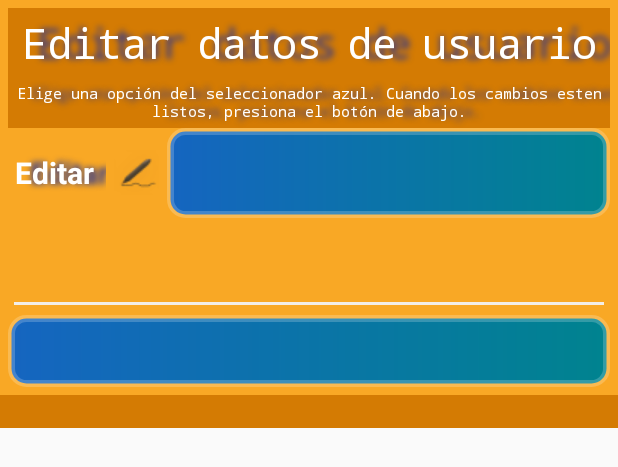
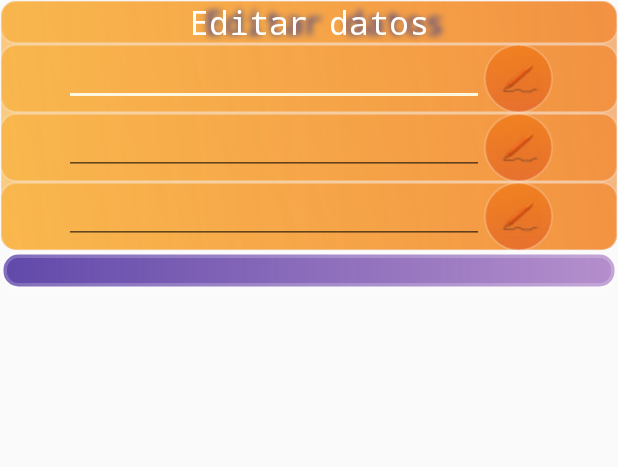
Before and after one commit to lizardiOmar/DersarrolloMovil2021, an Android app: the layout fragment_editar_datos.xml on its own in the app's theme, with its tools: preview values and no code run, on a phone screen of 412 x 824 dp. Shown: the top 467 px of the screen. Run offline under Robolectric (Android 15) with nearby library versions, the phone set to English and light mode, and no system bars; Roboto replaces fonts that are not available here.

Commit message:
Add files via upload

```diff
--- a/AlphaBbasket/app/src/main/res/drawable/btn.xml
+++ b/AlphaBbasket/app/src/main/res/drawable/btn.xml
@@ -1,6 +1,6 @@
 <?xml version="1.0" encoding="utf-8"?>
 <shape xmlns:android="http://schemas.android.com/apk/res/android" >
-    <stroke android:width="4dp" android:color="#33ffffff" />
-    <corners android:radius="50dp" />
-    <gradient android:angle="-90" android:startColor="#D84315" android:endColor="#F9A825" />
+    <stroke android:width="1dp" android:color="#33ffffff" />
+    <corners android:radius="25dp" />
+    <gradient android:angle="-90" android:startColor="#86EF6C00" android:endColor="#77D84315" />
 </shape>
--- a/AlphaBbasket/app/src/main/res/drawable/layout_orange.xml
+++ b/AlphaBbasket/app/src/main/res/drawable/layout_orange.xml
@@ -2,5 +2,5 @@
 <shape xmlns:android="http://schemas.android.com/apk/res/android">
     <stroke android:width="1dp" android:color="#46F2F0F3" />
     <corners android:radius="10dp" />
-    <gradient android:angle="45" android:startColor="#F9A825" android:endColor="#EF6C00" />
+    <gradient android:angle="45" android:startColor="#90F9A825" android:endColor="#7CEF6C00" />
 </shape>
--- a/AlphaBbasket/app/src/main/res/drawable/morado_gradient.xml
+++ b/AlphaBbasket/app/src/main/res/drawable/morado_gradient.xml
@@ -2,5 +2,5 @@
 <shape xmlns:android="http://schemas.android.com/apk/res/android">
     <stroke android:width="2pt" android:color="#33ffffff" />
     <corners android:radius="10dp" />
-    <gradient android:angle="180" android:startColor="#00838F" android:endColor="#1565C0" />
+    <gradient android:angle="180" android:startColor="#7A6A1B9A" android:endColor="#6149AA" />
 </shape>
--- a/AlphaBbasket/app/src/main/res/layout/fragment_editar_datos.xml
+++ b/AlphaBbasket/app/src/main/res/layout/fragment_editar_datos.xml
@@ -7,9 +7,8 @@
 
     <LinearLayout
         android:id="@+id/linearLayoutFragment"
-        android:layout_width="wrap_content"
-        android:layout_height="wrap_content"
-        android:background="#F9A825"
+        android:layout_width="match_parent"
+        android:layout_height="match_parent"
         android:gravity="center"
         android:orientation="vertical"
         app:layout_constraintBottom_toBottomOf="parent"
@@ -20,140 +19,152 @@
         <LinearLayout
             android:layout_width="match_parent"
             android:layout_height="match_parent"
-            android:background="#F9A825"
+            android:background="@drawable/layout_orange"
             android:gravity="center"
-            android:orientation="vertical"
-            android:padding="5sp">
+            android:orientation="vertical">
 
             <TextView
                 android:layout_width="match_parent"
                 android:layout_height="wrap_content"
-                android:background="#F8F9A825"
-                android:backgroundTint="#D37A03"
+                android:background="@drawable/layout_orange"
                 android:fadingEdge="horizontal|vertical"
-                android:fontFamily="monospace"
-                android:gravity="center"
-                android:padding="4sp"
-                android:shadowColor="#283593"
-                android:shadowDx="15"
-                android:shadowRadius="5"
-                android:text="Editar datos de usuario"
-                android:textColor="#FFFFFF"
-                android:textSize="28sp" />
-
-            <TextView
-                android:id="@+id/Instrucción"
-                android:layout_width="match_parent"
-                android:layout_height="wrap_content"
-                android:background="#F8F9A825"
-                android:backgroundTint="#D37A03"
-                android:fadingEdge="horizontal|vertical"
-                android:fontFamily="monospace"
-                android:gravity="center"
-                android:padding="4sp"
-                android:shadowColor="#283593"
-                android:shadowDx="15"
-                android:shadowRadius="5"
-                android:text="Elige una opción del seleccionador azul. Cuando los cambios esten listos, presiona el botón de abajo."
-                android:textColor="#FFFFFF"
-                android:textSize="10sp" />
-
-            <LinearLayout
-                android:layout_width="match_parent"
-                android:layout_height="60dp"
-                android:background="#F9A825"
-                android:gravity="center"
-                android:orientation="horizontal">
-
-                <TextView
-                    android:layout_width="wrap_content"
-                    android:layout_height="match_parent"
-                    android:fadingEdge="horizontal|vertical"
-                    android:fadingEdgeLength="10sp"
-                    android:gravity="center"
-                    android:padding="4sp"
-                    android:shadowColor="#283593"
-                    android:shadowDx="15"
-                    android:shadowRadius="5"
-                    android:text="Editar "
-                    android:textColor="#FFFFFF"
-                    android:textSize="20dp"
-                    android:textStyle="bold" />
-
-                <ImageView
-                    android:id="@+id/imageView"
-                    android:layout_width="wrap_content"
-                    android:layout_height="wrap_content"
-                    android:padding="5sp"
-                    android:src="@drawable/editar_logo_small_30_off" />
-
-                <Spinner
-                    android:id="@+id/spinnerDatosCliente"
-                    android:layout_width="match_parent"
-                    android:layout_height="match_parent"
-                    android:background="@drawable/morado_gradient"
-                    android:shadowColor="#283593"
-                    android:shadowDx="15"
-                    android:shadowRadius="5"
-                    android:textAlignment="gravity"
-                    android:textColor="#FFFFFF"
-                    android:textSize="20dp"
-                    android:textStyle="bold" />
-            </LinearLayout>
-
-            <EditText
-                android:id="@+id/editTextDatoEditable"
-                android:layout_width="match_parent"
-                android:layout_height="wrap_content"
-                android:backgroundTint="#F3EEE7"
-                android:ems="10"
-                android:fadingEdge="vertical"
-                android:fadingEdgeLength="30sp"
-                android:fontFamily="monospace"
-                android:foregroundTint="#F9A825"
-                android:gravity="center"
-                android:padding="20sp"
-                android:paddingTop="10sp"
-                android:selectAllOnFocus="true"
-                android:shadowColor="#512DA8"
-                android:shadowDx="15"
-                android:shadowRadius="5"
-                android:singleLine="true"
-                android:textColor="#FFFFFF"
-                android:textColorHint="#F7EBEBEC"
-                android:textSize="18sp"
-                android:tooltipText='"Escribe el nuevo dato.' />
-
-            <Button
-                android:id="@+id/buttonGuardarCambio"
-                android:layout_width="match_parent"
-                android:layout_height="wrap_content"
-                android:background="@drawable/morado_gradient"
-                android:fadingEdge="horizontal|vertical"
-                android:fadingEdgeLength="10sp"
                 android:fontFamily="monospace"
                 android:gravity="center"
                 android:shadowColor="#283593"
                 android:shadowDx="15"
                 android:shadowRadius="5"
+                android:text="Editar datos"
                 android:textColor="#FFFFFF"
-                android:textSize="14sp" />
+                android:textSize="22sp"/>
+
+
+            <LinearLayout
+                android:layout_width="match_parent"
+                android:layout_height="wrap_content"
+                android:background="@drawable/layout_orange"
+                android:gravity="center"
+                android:layout_gravity="center"
+                android:orientation="horizontal">
+
+
+
+                <EditText
+                    android:id="@+id/editTextNombres"
+                    android:layout_width="wrap_content"
+                    android:layout_height="wrap_content"
+                    android:ems="20"
+                    android:fontFamily="monospace"
+                    android:gravity="center"
+                    android:selectAllOnFocus="true"
+                    android:singleLine="true"
+                    android:textColor="#FFFFFF"
+                    android:textColorHint="#F74D4D4E"
+                    android:textSize="12sp"
+                    android:maxLength="30"
+                    android:inputType="text"
+                    android:tooltipText='Escribe un nuevo nombre.' />
+                <ImageButton
+                    android:id="@+id/imageButtonNombres"
+                    android:layout_width="wrap_content"
+                    android:layout_height="wrap_content"
+                    android:background="@drawable/btn"
+                    android:fadingEdge="horizontal|vertical"
+                    android:fontFamily="monospace"
+                    android:gravity="center"
+                    android:padding="8sp"
+                    android:textColor="#FFFFFF"
+                    android:src="@drawable/editar_logo_small_30"/>
+
+            </LinearLayout>
+            <LinearLayout
+                android:layout_width="match_parent"
+                android:layout_height="wrap_content"
+                android:background="@drawable/layout_orange"
+                android:gravity="center"
+                android:layout_gravity="center"
+                android:orientation="horizontal">
+
+
+
+                <EditText
+                    android:id="@+id/editTextApellidos"
+                    android:layout_width="wrap_content"
+                    android:layout_height="wrap_content"
+                    android:ems="20"
+                    android:fontFamily="monospace"
+                    android:gravity="center"
+                    android:selectAllOnFocus="true"
+                    android:singleLine="true"
+                    android:textColor="#FFFFFF"
+                    android:textColorHint="#F74D4D4E"
+                    android:textSize="12sp"
+                    android:maxLength="30"
+                    android:inputType="text"
+                    android:tooltipText='Escribe un nuevo nombre.' />
+                <ImageButton
+                    android:id="@+id/imageButtonApellidos"
+                    android:layout_width="wrap_content"
+                    android:layout_height="wrap_content"
+                    android:background="@drawable/btn"
+                    android:fadingEdge="horizontal|vertical"
+                    android:fontFamily="monospace"
+                    android:gravity="center"
+                    android:padding="8sp"
+                    android:textColor="#FFFFFF"
+                    android:src="@drawable/editar_logo_small_30"/>
+
+            </LinearLayout>
+            <LinearLayout
+                android:layout_width="match_parent"
+                android:layout_height="wrap_content"
+                android:background="@drawable/layout_orange"
+                android:gravity="center"
+                android:layout_gravity="center"
+                android:orientation="horizontal">
+
+
+
+                <EditText
+                    android:id="@+id/editTextEdad"
+                    android:layout_width="wrap_content"
+                    android:layout_height="wrap_content"
+                    android:ems="20"
+                    android:fontFamily="monospace"
+                    android:gravity="center"
+                    android:selectAllOnFocus="true"
+                    android:singleLine="true"
+                    android:textColor="#FFFFFF"
+                    android:textColorHint="#F74D4D4E"
+                    android:textSize="12sp"
+                    android:maxLength="2"
+                    android:inputType="number"
+                    android:tooltipText='Escribe un nuevo nombre.' />
+                <ImageButton
+                    android:id="@+id/imageButtonEdad"
+                    android:layout_width="wrap_content"
+                    android:layout_height="wrap_content"
+                    android:background="@drawable/btn"
+                    android:fadingEdge="horizontal|vertical"
+                    android:fontFamily="monospace"
+                    android:gravity="center"
+                    android:padding="8sp"
+                    android:textColor="#FFFFFF"
+                    android:src="@drawable/editar_logo_small_30"/>
+
+            </LinearLayout>
+
         </LinearLayout>
         <TextView
-            android:id="@+id/textViewResultadoEditarDatos"
+            android:id="@+id/textViewResultado"
             android:layout_width="match_parent"
             android:layout_height="wrap_content"
-            android:background="#F8F9A825"
-            android:backgroundTint="#D37A03"
+            android:background="@drawable/morado_gradient"
             android:fadingEdge="horizontal|vertical"
             android:fontFamily="monospace"
             android:gravity="center"
-            android:padding="4sp"
-            android:shadowColor="#283593"
-            android:shadowDx="15"
-            android:shadowRadius="5"
+            android:padding="5sp"
             android:textColor="#FFFFFF"
-            android:textSize="10sp" />
+            android:textSize="11sp" />
     </LinearLayout>
 
 
--- a/AlphaBbasket/app/src/main/res/layout/fragment_perfil.xml
+++ b/AlphaBbasket/app/src/main/res/layout/fragment_perfil.xml
@@ -12,39 +12,37 @@
         android:background="#FF8F00"
         android:scrollbars="vertical"
         tools:context=".MainActivity">
-
+        <TextView
+            android:id="@+id/textViewBbasket"
+            android:layout_width="match_parent"
+            android:layout_height="wrap_content"
+            android:background="@drawable/morado_gradient"
+            android:fadingEdge="horizontal|vertical"
+            android:fadingEdgeLength="10sp"
+            android:fontFamily="monospace"
+            android:gravity="center"
+            android:text="Perfil"
+            android:textAlignment="gravity"
+            android:textAppearance="@style/TextAppearance.AppCompat.Display2"
+            android:textColor="#FFFFFF"
+            android:textStyle="bold" />
 
         <LinearLayout
             android:id="@+id/linearLayout2"
-            android:layout_width="match_parent"
-            android:layout_height="wrap_content"
+            android:layout_width="422dp"
+            android:layout_height="304dp"
             android:background="#72F9A825"
-            android:gravity="center_horizontal"
+            android:gravity="center"
             android:orientation="vertical"
             android:paddingHorizontal="10sp"
             android:paddingVertical="10sp"
+            app:layout_constraintBottom_toBottomOf="parent"
             app:layout_constraintEnd_toEndOf="parent"
             app:layout_constraintStart_toStartOf="parent"
-            app:layout_constraintTop_toTopOf="parent">
+            app:layout_constraintTop_toTopOf="parent"
+            app:layout_constraintVertical_bias="0.0">
 
-            <TextView
-                android:id="@+id/textViewBbasket"
-                android:layout_width="match_parent"
-                android:layout_height="wrap_content"
-                android:background="#81F9A825"
-                android:backgroundTint="#FF8F00"
-                android:fadingEdge="horizontal|vertical"
-                android:fadingEdgeLength="10sp"
-                android:fontFamily="monospace"
-                android:gravity="center"
-                android:shadowColor="#512DA8"
-                android:shadowDx="10"
-                android:shadowRadius="12"
-                android:text="B-basket"
-                android:textAlignment="gravity"
-                android:textAppearance="@style/TextAppearance.AppCompat.Display2"
-                android:textColor="#FFFFFF"
-                android:textStyle="bold" />
+
 
             <androidx.cardview.widget.CardView
                 android:id="@+id/card_view"
@@ -56,7 +54,8 @@
                 <LinearLayout
                     android:layout_width="300dp"
                     android:layout_height="wrap_content"
-                    android:orientation="vertical">
+                    android:orientation="vertical"
+                    android:layout_gravity="center">
 
 
                     <TextView
@@ -109,24 +108,13 @@
 
 
                     <TextView
-                        android:id="@+id/edad_label"
-                        android:layout_width="match_parent"
-                        android:layout_height="match_parent"
-                        android:fontFamily="monospace"
-                        android:gravity="fill_horizontal"
-                        android:padding="20dp"
-                        android:text="Recuerda que sí tu localidad se enecuentra en semáforo amarillo o rojo debes quedarte en casa."
-                        android:textColor="#FFFFFF"
-                        android:textStyle="bold" />
-
-                    <TextView
                         android:id="@+id/contrasena_label"
                         android:layout_width="match_parent"
                         android:layout_height="match_parent"
                         android:fontFamily="monospace"
                         android:gravity="center"
                         android:padding="12dp"
-                        android:text="Compra más, contagia menos."
+                        android:text="."
                         android:textColor="#FFFFFF"
                         android:textStyle="bold" />
 
@@ -137,13 +125,15 @@
         </LinearLayout>
 
         <LinearLayout
-            android:layout_width="match_parent"
-            android:layout_height="wrap_content"
+            android:layout_width="410dp"
+            android:layout_height="285dp"
             android:orientation="vertical"
             app:layout_constraintBottom_toBottomOf="parent"
             app:layout_constraintEnd_toEndOf="parent"
             app:layout_constraintStart_toStartOf="parent"
-            app:layout_constraintTop_toBottomOf="@+id/linearLayout2">
+            app:layout_constraintTop_toBottomOf="@+id/linearLayout2"
+            app:layout_constraintVertical_bias="1.0">
+
             <TextView
                 android:id="@+id/textViewTituloEditar"
                 android:layout_width="match_parent"
@@ -161,10 +151,11 @@
                 android:textColor="#FFFFFF"
                 android:textSize="22sp"
                 android:textStyle="bold" />
+
             <androidx.constraintlayout.widget.ConstraintLayout
                 android:id="@+id/constraintlayoutFragmentInFragment"
                 android:layout_width="match_parent"
-                android:layout_height="wrap_content"
+                android:layout_height="match_parent"
                 android:background="#FF8F00"
                 android:scrollbars="vertical"
                 app:layout_constraintBottom_toBottomOf="parent"
@@ -174,6 +165,7 @@
 
 
             </androidx.constraintlayout.widget.ConstraintLayout>
+
             <com.google.android.material.tabs.TabLayout
                 android:id="@+id/tabsMain"
                 android:layout_width="match_parent"
@@ -187,7 +179,7 @@
                     android:layout_width="wrap_content"
                     android:layout_height="wrap_content"
                     android:icon="@drawable/editar_logo_small_30"
-                    android:text="Perfil"/>
+                    android:text="Perfil" />
 
                 <com.google.android.material.tabs.TabItem
                     android:id="@+id/tabItemEditarUbicacion"
```
